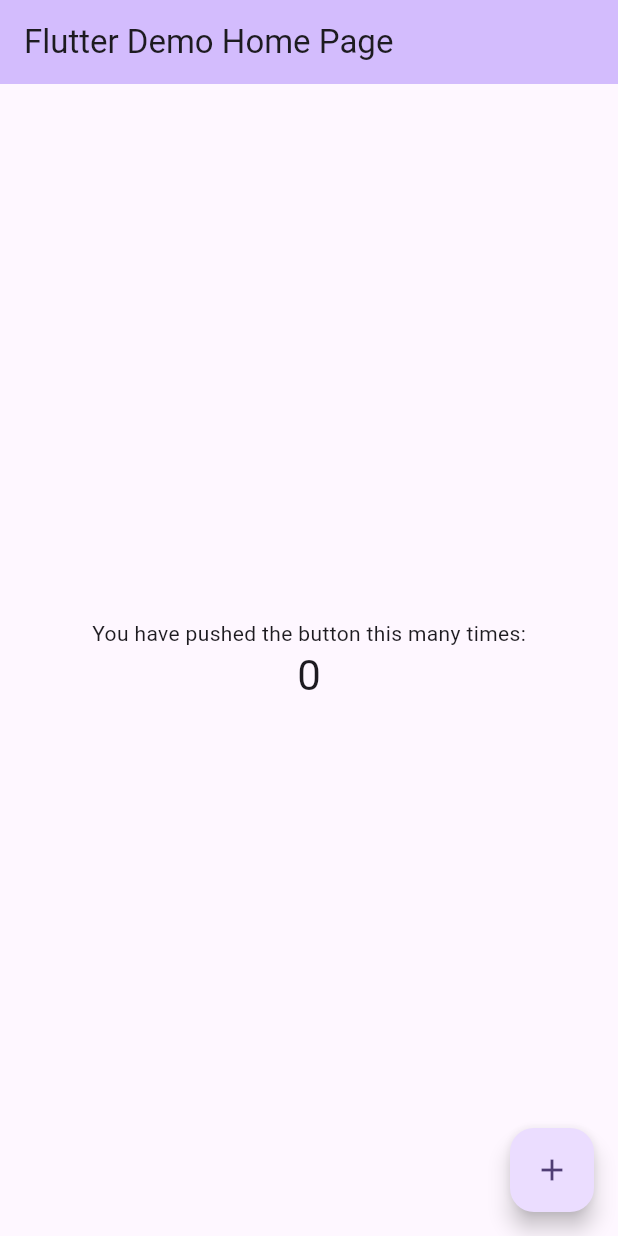
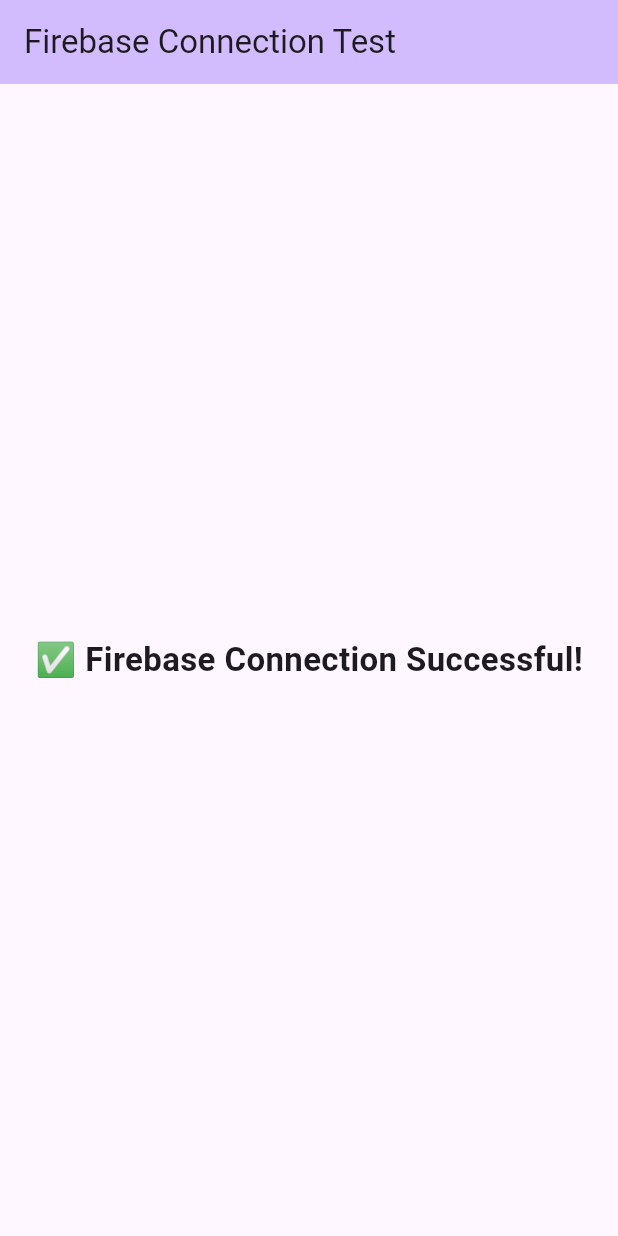
Before and after one commit to augustino-massawe/flutter-chating-app-using-firebase, a Flutter app: the screen it shows after launch, on a phone screen of 412 x 824 dp. Run offline on Flutter 3.47's test engine with Material 3 defaults, Android fonts, the phone set to English and light mode, and no system bars; our stand-ins replace firebase_core; accounts and stored records are empty.

Commit message:
Firebase setup and initialization by Nestory

```diff
--- a/lib/main.dart
+++ b/lib/main.dart
@@ -1,121 +1,60 @@
 import 'package:flutter/material.dart';
+import 'package:firebase_core/firebase_core.dart';
+import 'firebase_options.dart';
 
-void main() {
-  runApp(const MyApp());
+void main() async {
+  WidgetsFlutterBinding.ensureInitialized();
+
+  bool firebaseConnected = false;
+
+  try {
+    await Firebase.initializeApp(
+      options: DefaultFirebaseOptions.currentPlatform,
+    );
+    firebaseConnected = true;
+  } catch (e) {
+    firebaseConnected = false;
+    // Optional: print error to console
+    print("Firebase initialization failed: $e");
+  }
+
+  runApp(MyApp(firebaseConnected: firebaseConnected));
 }
 
 class MyApp extends StatelessWidget {
-  const MyApp({super.key});
+  final bool firebaseConnected;
+  const MyApp({super.key, required this.firebaseConnected});
 
-  // This widget is the root of your application.
   @override
   Widget build(BuildContext context) {
     return MaterialApp(
-      title: 'Flutter Demo',
+      title: 'Firebase Test App',
       theme: ThemeData(
-        // This is the theme of your application.
-        //
-        // TRY THIS: Try running your application with "flutter run". You'll see
-        // the application has a purple toolbar. Then, without quitting the app,
-        // try changing the seedColor in the colorScheme below to Colors.green
-        // and then invoke "hot reload" (save your changes or press the "hot
-        // reload" button in a Flutter-supported IDE, or press "r" if you used
-        // the command line to start the app).
-        //
-        // Notice that the counter didn't reset back to zero; the application
-        // state is not lost during the reload. To reset the state, use hot
-        // restart instead.
-        //
-        // This works for code too, not just values: Most code changes can be
-        // tested with just a hot reload.
-        colorScheme: .fromSeed(seedColor: Colors.deepPurple),
+        colorScheme: ColorScheme.fromSeed(seedColor: Colors.deepPurple),
       ),
-      home: const MyHomePage(title: 'Flutter Demo Home Page'),
+      home: HomePage(firebaseConnected: firebaseConnected),
     );
   }
 }
 
-class MyHomePage extends StatefulWidget {
-  const MyHomePage({super.key, required this.title});
-
-  // This widget is the home page of your application. It is stateful, meaning
-  // that it has a State object (defined below) that contains fields that affect
-  // how it looks.
-
-  // This class is the configuration for the state. It holds the values (in this
-  // case the title) provided by the parent (in this case the App widget) and
-  // used by the build method of the State. Fields in a Widget subclass are
-  // always marked "final".
-
-  final String title;
-
-  @override
-  State<MyHomePage> createState() => _MyHomePageState();
-}
-
-class _MyHomePageState extends State<MyHomePage> {
-  int _counter = 0;
-
-  void _incrementCounter() {
-    setState(() {
-      // This call to setState tells the Flutter framework that something has
-      // changed in this State, which causes it to rerun the build method below
-      // so that the display can reflect the updated values. If we changed
-      // _counter without calling setState(), then the build method would not be
-      // called again, and so nothing would appear to happen.
-      _counter++;
-    });
-  }
+class HomePage extends StatelessWidget {
+  final bool firebaseConnected;
+  const HomePage({super.key, required this.firebaseConnected});
 
   @override
   Widget build(BuildContext context) {
-    // This method is rerun every time setState is called, for instance as done
-    // by the _incrementCounter method above.
-    //
-    // The Flutter framework has been optimized to make rerunning build methods
-    // fast, so that you can just rebuild anything that needs updating rather
-    // than having to individually change instances of widgets.
     return Scaffold(
       appBar: AppBar(
-        // TRY THIS: Try changing the color here to a specific color (to
-        // Colors.amber, perhaps?) and trigger a hot reload to see the AppBar
-        // change color while the other colors stay the same.
+        title: const Text("Firebase Connection Test"),
         backgroundColor: Theme.of(context).colorScheme.inversePrimary,
-        // Here we take the value from the MyHomePage object that was created by
-        // the App.build method, and use it to set our appbar title.
-        title: Text(widget.title),
       ),
       body: Center(
-        // Center is a layout widget. It takes a single child and positions it
-        // in the middle of the parent.
-        child: Column(
-          // Column is also a layout widget. It takes a list of children and
-          // arranges them vertically. By default, it sizes itself to fit its
-          // children horizontally, and tries to be as tall as its parent.
-          //
-          // Column has various properties to control how it sizes itself and
-          // how it positions its children. Here we use mainAxisAlignment to
-          // center the children vertically; the main axis here is the vertical
-          // axis because Columns are vertical (the cross axis would be
-          // horizontal).
-          //
-          // TRY THIS: Invoke "debug painting" (choose the "Toggle Debug Paint"
-          // action in the IDE, or press "p" in the console), to see the
-          // wireframe for each widget.
-          mainAxisAlignment: .center,
-          children: [
-            const Text('You have pushed the button this many times:'),
-            Text(
-              '$_counter',
-              style: Theme.of(context).textTheme.headlineMedium,
-            ),
-          ],
+        child: Text(
+          firebaseConnected
+              ? "✅ Firebase Connection Successful!"
+              : "❌ Firebase Connection Failed!",
+          style: const TextStyle(fontSize: 22, fontWeight: FontWeight.bold),
         ),
-      ),
-      floatingActionButton: FloatingActionButton(
-        onPressed: _incrementCounter,
-        tooltip: 'Increment',
-        child: const Icon(Icons.add),
       ),
     );
   }
--- a/pubspec.yaml
+++ b/pubspec.yaml
@@ -19,7 +19,7 @@
 version: 1.0.0+1
 
 environment:
-  sdk: ^3.10.4
+  sdk: ">=3.9.2 <4.0.0"
 
 # Dependencies specify other packages that your package needs in order to work.
 # To automatically upgrade your package dependencies to the latest versions
@@ -30,7 +30,7 @@
 dependencies:
   flutter:
     sdk: flutter
-
+  firebase_core: ^4.4.0
   # The following adds the Cupertino Icons font to your application.
   # Use with the CupertinoIcons class for iOS style icons.
   cupertino_icons: ^1.0.8
```
Also changed, not shown: lib/firebase_options.dart (added).
